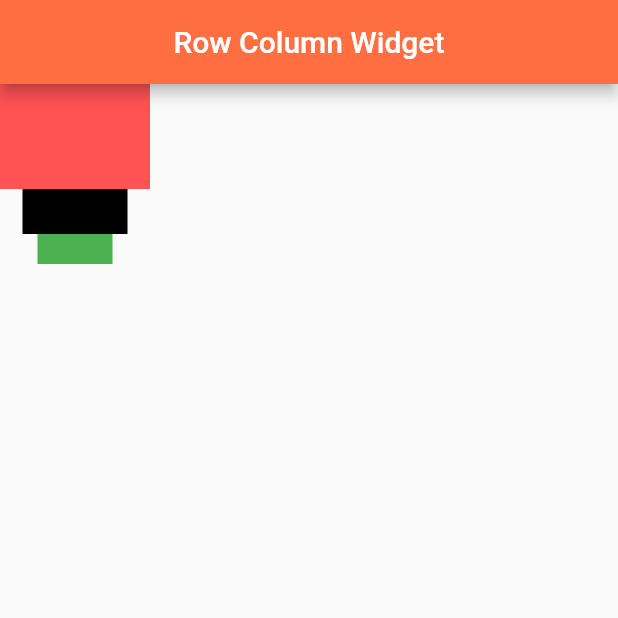
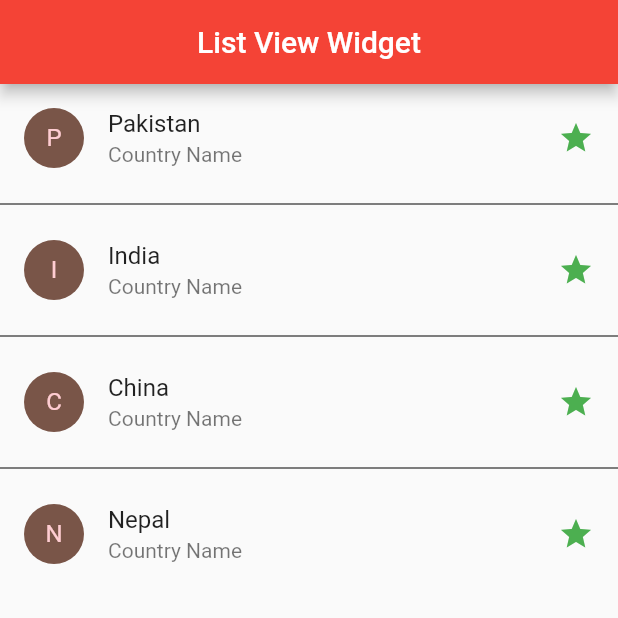
Before and after one commit to iAtharZaib/Flutter-Practice, a Flutter app: the screen it shows after launch, on a phone screen of 412 x 824 dp, the top half of it. Run offline on Flutter 3.47's test engine with Material 2 defaults, Android fonts, the light colour scheme and no system bars.

Commit message:
ListView done

```diff
--- a/lib/main.dart
+++ b/lib/main.dart
@@ -1,6 +1,7 @@
 import 'package:flutter/material.dart';
 import 'package:myapp/screen/containerWidget.dart';
 import 'package:myapp/screen/homepage.dart';
+import 'package:myapp/screen/listViewWidget.dart';
 import 'package:myapp/screen/rowColumnWidget.dart';
 
 void main() {
@@ -20,7 +21,7 @@ class MyApp extends StatelessWidget {
         primarySwatch: Colors.red,
       ),
       // ignore: prefer_const_constructors
-      home: RowColumnWidget(),
+      home: ListViewWidget(),
     );
   }
 }
--- /dev/null
+++ b/lib/screen/listViewWidget.dart
@@ -0,0 +1,75 @@
+import "package:flutter/material.dart";
+
+class ListViewWidget extends StatelessWidget {
+  const ListViewWidget({Key? key}) : super(key: key);
+
+  @override
+  Widget build(BuildContext context) {
+    final lst = List.generate(100, (index) => "$index");
+    final lst1 = ["Pakistan", "India", "China", "Nepal"];
+    return Scaffold(
+      appBar: AppBar(
+        title: Text("List View Widget"),
+        centerTitle: true,
+      ),
+      //   body: ListView(
+      //     // scrollDirection: Axis.horizontal,
+      //     reverse: false,
+      //     children: [
+      //       ListTile(
+      //         title: Text("Athar Zaib"),
+      //         subtitle: Text("Flutter Developer"),
+      //         leading: Icon(Icons.star),
+      //       ),
+      //       ListTile(
+      //         title: Text("Athar Zaib"),
+      //         subtitle: Text("Flutter Developer"),
+      //         trailing: Icon(
+      //           Icons.star,
+      //           color: Colors.green,
+      //         ),
+      //         leading: CircleAvatar(
+      //           backgroundColor: Colors.brown.shade500,
+      //           child: Text("data"),
+      //         ),
+      //       ),
+      //       ListTile(
+      //         title: Text("Athar Zaib"),
+      //         subtitle: Text("Flutter Developer"),
+      //         trailing: Icon(
+      //           Icons.star,
+      //           color: Colors.red,
+      //         ),
+      //       ),
+      //       ListTile(
+      //         title: Text("Athar Zaib"),
+      //         subtitle: Text("Flutter Developer"),
+      //         leading: Icon(Icons.star),
+      //       ),
+      //     ],
+      //   ),
+      body: ListView.separated(
+          separatorBuilder: (context, index) => Divider(
+                color: Colors.black,
+              ),
+          itemCount: lst1.length,
+          itemBuilder: (context, index) {
+            return ListTile(
+              onTap: () {
+                print(index);
+              },
+              title: Text(lst1[index]),
+              subtitle: Text("Country Name"),
+              trailing: Icon(
+                Icons.star,
+                color: Colors.green,
+              ),
+              leading: CircleAvatar(
+                backgroundColor: Colors.brown.shade500,
+                child: Text(lst1[index][0]),
+              ),
+            );
+          }),
+    );
+  }
+}
```
